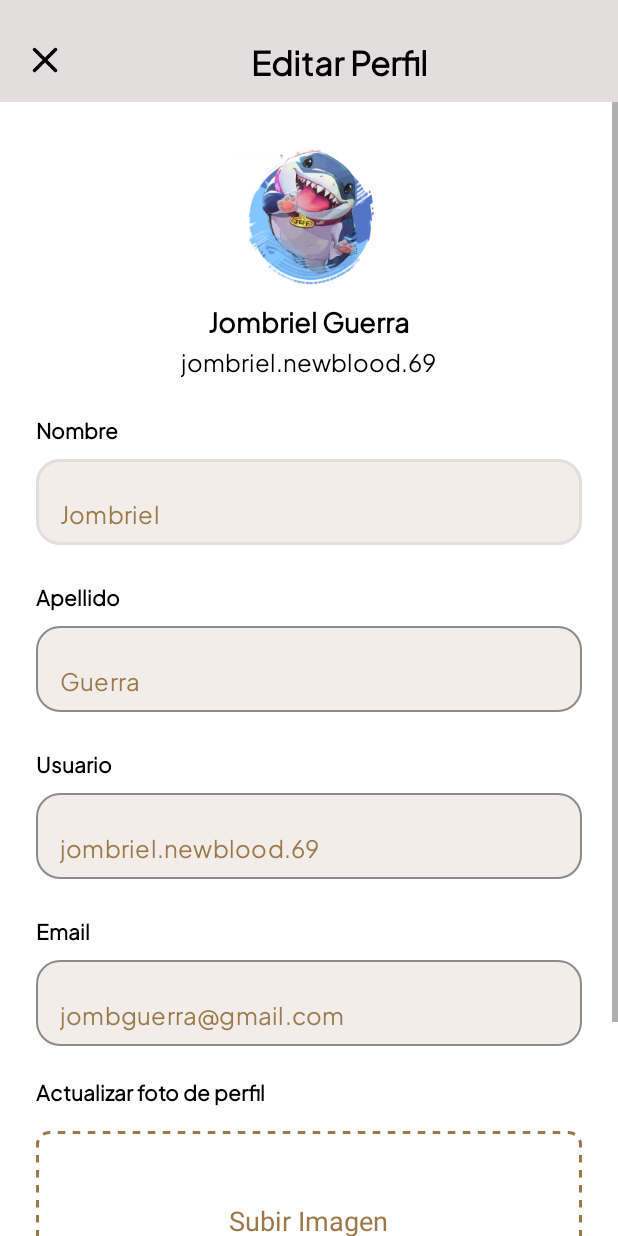
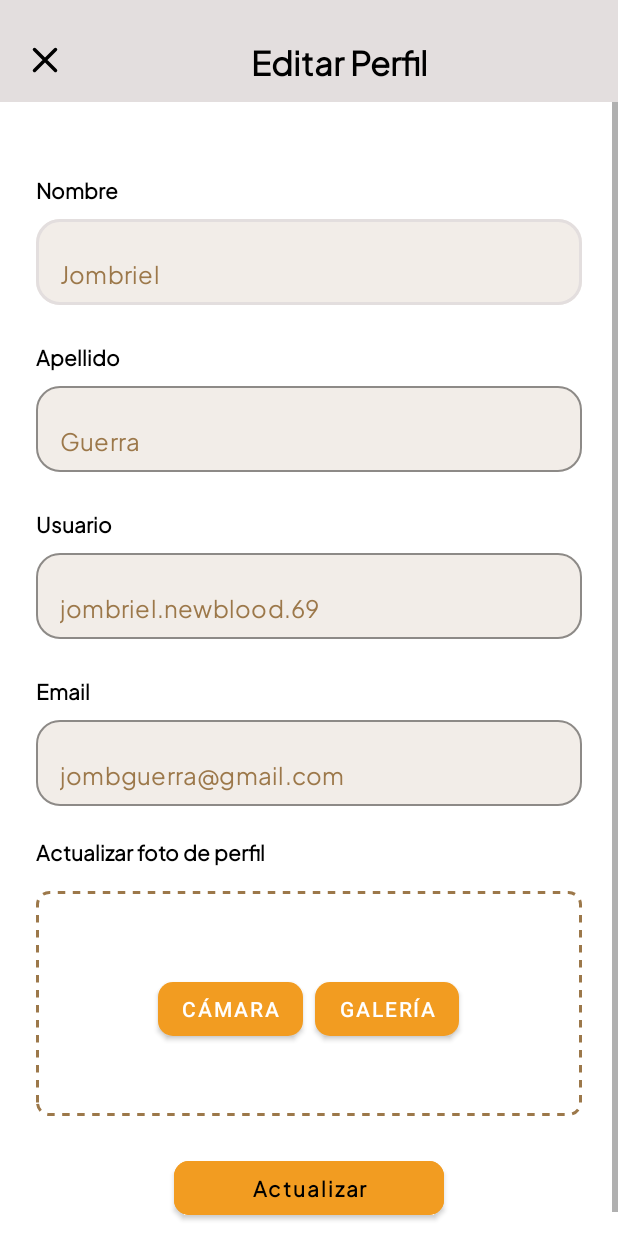
Before and after one commit to Estefano2344/LasHuequitasApp, an Android app: the EditarPerfilActivity screen opened directly, with no data from a screen before it, on a phone screen of 412 x 824 dp. Run offline under Robolectric (Android 15) with nearby library versions, the phone set to English and light mode, and no system bars.

Commit message:
feat(Gian P): Editar perfil

```diff
--- a/app/src/main/java/com/proano/estefano/lashuequitasapp/view/EditarPerfilActivity.kt
+++ b/app/src/main/java/com/proano/estefano/lashuequitasapp/view/EditarPerfilActivity.kt
@@ -1,34 +1,152 @@
 package com.proano.estefano.lashuequitasapp.view
 
+import android.content.Context
+import android.content.Intent
+import android.graphics.Bitmap
 import android.os.Bundle
-import android.content.Intent
+import android.provider.MediaStore
+import android.view.View
 import android.widget.Button
 import android.widget.ImageView
+import android.widget.Toast
 import androidx.activity.enableEdgeToEdge
 import androidx.appcompat.app.AppCompatActivity
 import androidx.core.view.ViewCompat
 import androidx.core.view.WindowInsetsCompat
+import com.bumptech.glide.Glide
+import com.google.android.material.textfield.TextInputEditText
 import com.proano.estefano.lashuequitasapp.R
+import com.proano.estefano.lashuequitasapp.model.businesslogic.UserRepository
+import com.proano.estefano.lashuequitasapp.model.entities.User
+import java.io.File
+import java.io.FileOutputStream
 
 class EditarPerfilActivity : AppCompatActivity() {
+
+    private lateinit var imagePreview: ImageView
+    private var selectedImagePath: String? = null
+    private val REQUEST_CAMERA = 100
+    private val REQUEST_GALLERY = 101
+
+    private lateinit var userRepository: UserRepository
+    private var currentUser: User? = null
+
     override fun onCreate(savedInstanceState: Bundle?) {
         super.onCreate(savedInstanceState)
         enableEdgeToEdge()
         setContentView(R.layout.activity_editar_perfil)
+
         ViewCompat.setOnApplyWindowInsetsListener(findViewById(R.id.main)) { v, insets ->
             val systemBars = insets.getInsets(WindowInsetsCompat.Type.systemBars())
             v.setPadding(systemBars.left, systemBars.top, systemBars.right, systemBars.bottom)
             insets
         }
 
-        val closeProfile = findViewById<ImageView>(R.id.closeEditProfile)
-        closeProfile.setOnClickListener {
-            finish()
+        userRepository = UserRepository(this)
+
+        // Recuperar usuario logueado
+        val prefs = getSharedPreferences("user_session", Context.MODE_PRIVATE)
+        val userId = prefs.getLong("user_id", -1)
+        currentUser = userRepository.getUserById(userId)
+
+        imagePreview = findViewById(R.id.imagePreview)
+
+        // Precargar datos si existen
+        currentUser?.let { user ->
+            findViewById<TextInputEditText>(R.id.editNombre).setText(user.nombre)
+            findViewById<TextInputEditText>(R.id.editApellido).setText(user.apellido)
+            findViewById<TextInputEditText>(R.id.editUsuario).setText(user.usuario)
+            findViewById<TextInputEditText>(R.id.editEmail).setText(user.email)
+
+            // Precargar imagen si existe
+            user.foto?.let {
+                val file = File(it)
+                if (file.exists()) {
+                    Glide.with(this).load(file).into(imagePreview)
+                    imagePreview.visibility = View.VISIBLE
+                }
+            }
         }
-        val btnActualizar = findViewById<Button>(R.id.btnActualizar)
-        btnActualizar.setOnClickListener {
-            val intent = Intent(this, PerfilActivity::class.java)
-            startActivity(intent)
+
+        // Botones para seleccionar imagen
+        findViewById<Button>(R.id.btnCamara).setOnClickListener { openCamera() }
+        findViewById<Button>(R.id.btnGaleria).setOnClickListener { openGallery() }
+
+        // Botón guardar cambios
+        findViewById<Button>(R.id.btnActualizar).setOnClickListener {
+            guardarCambios()
+        }
+
+        // Cerrar Activity
+        findViewById<ImageView>(R.id.closeEditProfile).setOnClickListener { finish() }
+    }
+
+    private fun openCamera() {
+        val intent = Intent(MediaStore.ACTION_IMAGE_CAPTURE)
+        startActivityForResult(intent, REQUEST_CAMERA)
+    }
+
+    private fun openGallery() {
+        val intent = Intent(Intent.ACTION_PICK, MediaStore.Images.Media.EXTERNAL_CONTENT_URI)
+        startActivityForResult(intent, REQUEST_GALLERY)
+    }
+
+    override fun onActivityResult(requestCode: Int, resultCode: Int, data: Intent?) {
+        super.onActivityResult(requestCode, resultCode, data)
+        if (resultCode == RESULT_OK && data != null) {
+            when (requestCode) {
+                REQUEST_CAMERA -> {
+                    val photo = data.extras?.get("data") as Bitmap
+                    selectedImagePath = saveImageToInternalStorage(photo)
+                    imagePreview.setImageBitmap(photo)
+                    imagePreview.visibility = View.VISIBLE
+                }
+                REQUEST_GALLERY -> {
+                    val uri = data.data
+                    uri?.let {
+                        val bitmap = MediaStore.Images.Media.getBitmap(contentResolver, it)
+                        selectedImagePath = saveImageToInternalStorage(bitmap)
+                        imagePreview.setImageBitmap(bitmap)
+                        imagePreview.visibility = View.VISIBLE
+                    }
+                }
+            }
+        }
+    }
+
+    private fun saveImageToInternalStorage(bitmap: Bitmap): String {
+        val directory = File(filesDir, "profile_images")
+        if (!directory.exists()) directory.mkdirs()
+
+        val fileName = "profile_${System.currentTimeMillis()}.jpg"
+        val file = File(directory, fileName)
+        val fos = FileOutputStream(file)
+        bitmap.compress(Bitmap.CompressFormat.JPEG, 100, fos)
+        fos.flush()
+        fos.close()
+        return file.absolutePath
+    }
+
+    private fun guardarCambios() {
+        currentUser?.let { user ->
+            user.nombre = findViewById<TextInputEditText>(R.id.editNombre).text.toString()
+            user.apellido = findViewById<TextInputEditText>(R.id.editApellido).text.toString()
+            user.usuario = findViewById<TextInputEditText>(R.id.editUsuario).text.toString()
+            user.email = findViewById<TextInputEditText>(R.id.editEmail).text.toString()
+
+            // Mantener foto anterior si no se cambió
+            if (selectedImagePath != null) {
+                user.foto = selectedImagePath
+            }
+
+            val actualizado = userRepository.updateUser(user)
+            if (actualizado) {
+                Toast.makeText(this, "Perfil actualizado", Toast.LENGTH_SHORT).show()
+                startActivity(Intent(this, PerfilActivity::class.java))
+                finish()
+            } else {
+                Toast.makeText(this, "Error al actualizar", Toast.LENGTH_SHORT).show()
+            }
         }
     }
 }
--- a/app/src/main/res/layout/activity_editar_perfil.xml
+++ b/app/src/main/res/layout/activity_editar_perfil.xml
@@ -1,6 +1,5 @@
 <?xml version="1.0" encoding="utf-8"?>
-<androidx.constraintlayout.widget.ConstraintLayout
-    xmlns:android="http://schemas.android.com/apk/res/android"
+<androidx.constraintlayout.widget.ConstraintLayout xmlns:android="http://schemas.android.com/apk/res/android"
     xmlns:app="http://schemas.android.com/apk/res-auto"
     android:id="@+id/main"
     android:layout_width="match_parent"
@@ -52,207 +51,186 @@
     <ScrollView
         android:layout_width="0dp"
         android:layout_height="0dp"
-        app:layout_constraintTop_toBottomOf="@id/topBar"
         app:layout_constraintBottom_toBottomOf="parent"
+        app:layout_constraintEnd_toEndOf="parent"
         app:layout_constraintStart_toStartOf="parent"
-        app:layout_constraintEnd_toEndOf="parent">
+        app:layout_constraintTop_toBottomOf="@id/topBar">
 
         <LinearLayout
             android:layout_width="match_parent"
             android:layout_height="wrap_content"
+            android:gravity="center_horizontal"
             android:orientation="vertical"
-            android:padding="24dp"
-            android:gravity="center_horizontal">
-
-            <ImageView
-                android:id="@+id/profileImage"
-                android:layout_width="100dp"
-                android:layout_height="100dp"
-                android:layout_gravity="center_horizontal"
-                android:src="@drawable/perfilexam"
-
-                android:scaleType="centerCrop" />
-
-            <TextView
-                android:id="@+id/userName"
-                android:layout_width="wrap_content"
-                android:layout_height="wrap_content"
-                android:layout_gravity="center_horizontal"
-                android:layout_marginTop="8dp"
-                android:fontFamily="@font/plus_jakarta_sans"
-                android:text="@string/usuarioNombre"
-                android:textColor="@color/black"
-                android:textSize="18sp"
-                android:textStyle="bold" />
-
-            <TextView
-                android:id="@+id/userUsername"
-                android:layout_width="wrap_content"
-                android:layout_height="wrap_content"
-                android:layout_gravity="center_horizontal"
-                android:layout_marginTop="2dp"
-                android:fontFamily="@font/plus_jakarta_sans"
-                android:text="@string/usuarioUsername"
-                android:textColor="@color/black"
-                android:textSize="16sp" />
+            android:padding="24dp">
 
             <TextView
                 android:layout_width="match_parent"
                 android:layout_height="wrap_content"
+                android:layout_marginTop="24dp"
+                android:fontFamily="@font/plus_jakarta_sans"
                 android:text="@string/nombre"
                 android:textColor="@color/black"
-                android:textStyle="bold"
-                android:layout_marginTop="24dp"
-                android:fontFamily="@font/plus_jakarta_sans" />
+                android:textStyle="bold" />
 
             <com.google.android.material.textfield.TextInputLayout
                 android:id="@+id/nombreTextInputLayout"
                 android:layout_width="match_parent"
                 android:layout_height="wrap_content"
                 android:layout_marginTop="4dp"
+                app:boxBackgroundColor="@color/fill_buttons"
                 app:boxBackgroundMode="outline"
-                app:boxCornerRadiusTopStart="16dp"
+                app:boxCornerRadiusBottomEnd="16dp"
+                app:boxCornerRadiusBottomStart="16dp"
                 app:boxCornerRadiusTopEnd="16dp"
-                app:boxCornerRadiusBottomStart="16dp"
-                app:boxCornerRadiusBottomEnd="16dp"
-                app:boxBackgroundColor="@color/fill_buttons">
+                app:boxCornerRadiusTopStart="16dp">
 
                 <com.google.android.material.textfield.TextInputEditText
                     android:id="@+id/editNombre"
                     android:layout_width="match_parent"
                     android:layout_height="wrap_content"
+                    android:fontFamily="@font/plus_jakarta_sans"
                     android:text="@string/jombriel"
-                    android:textColor="@color/brown_textFillFields_percentRating"
-                    android:fontFamily="@font/plus_jakarta_sans"/>
+                    android:textColor="@color/brown_textFillFields_percentRating" />
             </com.google.android.material.textfield.TextInputLayout>
 
             <TextView
                 android:layout_width="match_parent"
                 android:layout_height="wrap_content"
+                android:layout_marginTop="24dp"
+                android:fontFamily="@font/plus_jakarta_sans"
                 android:text="@string/apellido"
                 android:textColor="@color/black"
-                android:textStyle="bold"
-                android:layout_marginTop="24dp"
-                android:fontFamily="@font/plus_jakarta_sans" />
+                android:textStyle="bold" />
 
             <com.google.android.material.textfield.TextInputLayout
                 android:id="@+id/apellidoTextInputLayout"
                 android:layout_width="match_parent"
                 android:layout_height="wrap_content"
                 android:layout_marginTop="4dp"
+                app:boxBackgroundColor="@color/fill_buttons"
                 app:boxBackgroundMode="outline"
-                app:boxCornerRadiusTopStart="16dp"
+                app:boxCornerRadiusBottomEnd="16dp"
+                app:boxCornerRadiusBottomStart="16dp"
                 app:boxCornerRadiusTopEnd="16dp"
-                app:boxCornerRadiusBottomStart="16dp"
-                app:boxCornerRadiusBottomEnd="16dp"
-                app:boxBackgroundColor="@color/fill_buttons">
+                app:boxCornerRadiusTopStart="16dp">
 
                 <com.google.android.material.textfield.TextInputEditText
                     android:id="@+id/editApellido"
                     android:layout_width="match_parent"
                     android:layout_height="wrap_content"
+                    android:fontFamily="@font/plus_jakarta_sans"
                     android:text="@string/guerra"
-                    android:textColor="@color/brown_textFillFields_percentRating"
-                    android:fontFamily="@font/plus_jakarta_sans"/>
+                    android:textColor="@color/brown_textFillFields_percentRating" />
             </com.google.android.material.textfield.TextInputLayout>
 
             <TextView
                 android:layout_width="match_parent"
                 android:layout_height="wrap_content"
+                android:layout_marginTop="24dp"
+                android:fontFamily="@font/plus_jakarta_sans"
                 android:text="@string/usuario"
                 android:textColor="@color/black"
-                android:textStyle="bold"
-                android:layout_marginTop="24dp"
-                android:fontFamily="@font/plus_jakarta_sans" />
+                android:textStyle="bold" />
 
             <com.google.android.material.textfield.TextInputLayout
                 android:id="@+id/usuarioTextInputLayout"
                 android:layout_width="match_parent"
                 android:layout_height="wrap_content"
                 android:layout_marginTop="4dp"
+                app:boxBackgroundColor="@color/fill_buttons"
                 app:boxBackgroundMode="outline"
-                app:boxCornerRadiusTopStart="16dp"
+                app:boxCornerRadiusBottomEnd="16dp"
+                app:boxCornerRadiusBottomStart="16dp"
                 app:boxCornerRadiusTopEnd="16dp"
-                app:boxCornerRadiusBottomStart="16dp"
-                app:boxCornerRadiusBottomEnd="16dp"
-                app:boxBackgroundColor="@color/fill_buttons">
+                app:boxCornerRadiusTopStart="16dp">
 
                 <com.google.android.material.textfield.TextInputEditText
                     android:id="@+id/editUsuario"
                     android:layout_width="match_parent"
                     android:layout_height="wrap_content"
+                    android:fontFamily="@font/plus_jakarta_sans"
                     android:text="@string/usuarioUsername"
-                    android:textColor="@color/brown_textFillFields_percentRating"
-                    android:fontFamily="@font/plus_jakarta_sans"/>
+                    android:textColor="@color/brown_textFillFields_percentRating" />
             </com.google.android.material.textfield.TextInputLayout>
 
             <TextView
                 android:layout_width="match_parent"
                 android:layout_height="wrap_content"
+                android:layout_marginTop="24dp"
+                android:fontFamily="@font/plus_jakarta_sans"
                 android:text="@string/email"
                 android:textColor="@color/black"
-                android:textStyle="bold"
-                android:layout_marginTop="24dp"
-                android:fontFamily="@font/plus_jakarta_sans" />
+                android:textStyle="bold" />
 
             <com.google.android.material.textfield.TextInputLayout
                 android:id="@+id/emailTextInputLayout"
                 android:layout_width="match_parent"
                 android:layout_height="wrap_content"
                 android:layout_marginTop="4dp"
+                app:boxBackgroundColor="@color/fill_buttons"
                 app:boxBackgroundMode="outline"
-                app:boxCornerRadiusTopStart="16dp"
+                app:boxCornerRadiusBottomEnd="16dp"
+                app:boxCornerRadiusBottomStart="16dp"
                 app:boxCornerRadiusTopEnd="16dp"
-                app:boxCornerRadiusBottomStart="16dp"
-                app:boxCornerRadiusBottomEnd="16dp"
-                app:boxBackgroundColor="@color/fill_buttons">
+                app:boxCornerRadiusTopStart="16dp">
 
                 <com.google.android.material.textfield.TextInputEditText
                     android:id="@+id/editEmail"
                     android:layout_width="match_parent"
                     android:layout_height="wrap_content"
+                    android:fontFamily="@font/plus_jakarta_sans"
                     android:text="@string/usuarioEmail"
-                    android:textColor="@color/brown_textFillFields_percentRating"
-                    android:fontFamily="@font/plus_jakarta_sans"/>
+                    android:textColor="@color/brown_textFillFields_percentRating" />
             </com.google.android.material.textfield.TextInputLayout>
 
             <TextView
                 android:layout_width="match_parent"
                 android:layout_height="wrap_content"
+                android:layout_marginTop="20dp"
+                android:fontFamily="@font/plus_jakarta_sans"
                 android:text="Actualizar foto de perfil"
                 android:textColor="@color/black"
-                android:textStyle="bold"
-                android:layout_marginTop="20dp"
-                android:fontFamily="@font/plus_jakarta_sans" />
+                android:textStyle="bold" />
 
             <LinearLayout
                 android:id="@+id/imagenLayout"
                 android:layout_width="match_parent"
                 android:layout_height="wrap_content"
+                android:layout_marginTop="16dp"
+                android:background="@drawable/border_dotted"
+                android:clickable="true"
+                android:gravity="center"
                 android:minHeight="150dp"
                 android:orientation="vertical"
-                android:gravity="center"
-                android:layout_marginTop="16dp"
-                android:background="@drawable/border_dotted"
-                android:padding="16dp"
-                android:clickable="true">
+                android:padding="16dp">
 
-                <TextView
-                    android:layout_width="wrap_content"
+                <ImageView
+                    android:id="@+id/imagePreview"
+                    android:layout_width="100dp"
+                    android:layout_height="100dp"
+                    android:scaleType="centerCrop"
+                    android:visibility="gone" />
+
+                <LinearLayout
+                    android:layout_width="match_parent"
                     android:layout_height="wrap_content"
-                    android:layout_marginBottom="8dp"
+                    android:layout_marginTop="8dp"
                     android:gravity="center"
-                    android:text="@string/subirImagen"
-                    android:textColor="@color/brown_textFillFields_percentRating"
-                    android:textSize="18sp" />
+                    android:orientation="horizontal">
 
-                <TextView
-                    android:layout_width="wrap_content"
-                    android:layout_height="wrap_content"
-                    android:gravity="center"
-                    android:text="@string/agregaFotoPerfil"
-                    android:textColor="@color/brown_textFillFields_percentRating"
-                    android:textSize="16sp" />
+                    <Button
+                        android:id="@+id/btnCamara"
+                        android:layout_width="wrap_content"
+                        android:layout_height="wrap_content"
+                        android:text="Cámara" />
+
+                    <Button
+                        android:id="@+id/btnGaleria"
+                        android:layout_width="wrap_content"
+                        android:layout_height="wrap_content"
+                        android:layout_marginStart="8dp"
+                        android:text="Galería" />
+                </LinearLayout>
             </LinearLayout>
 
 
```
